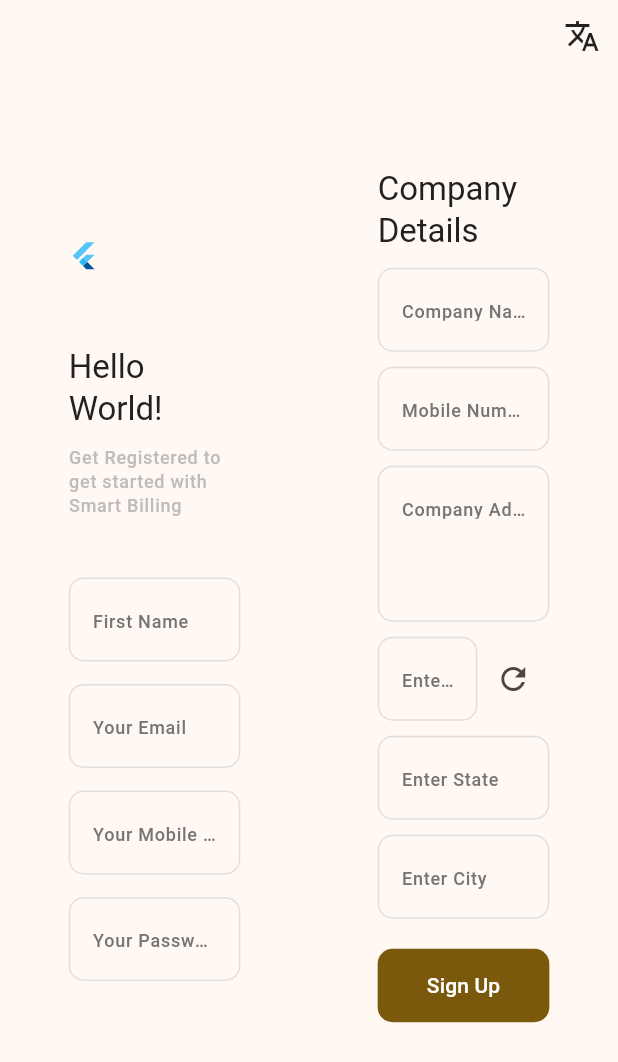
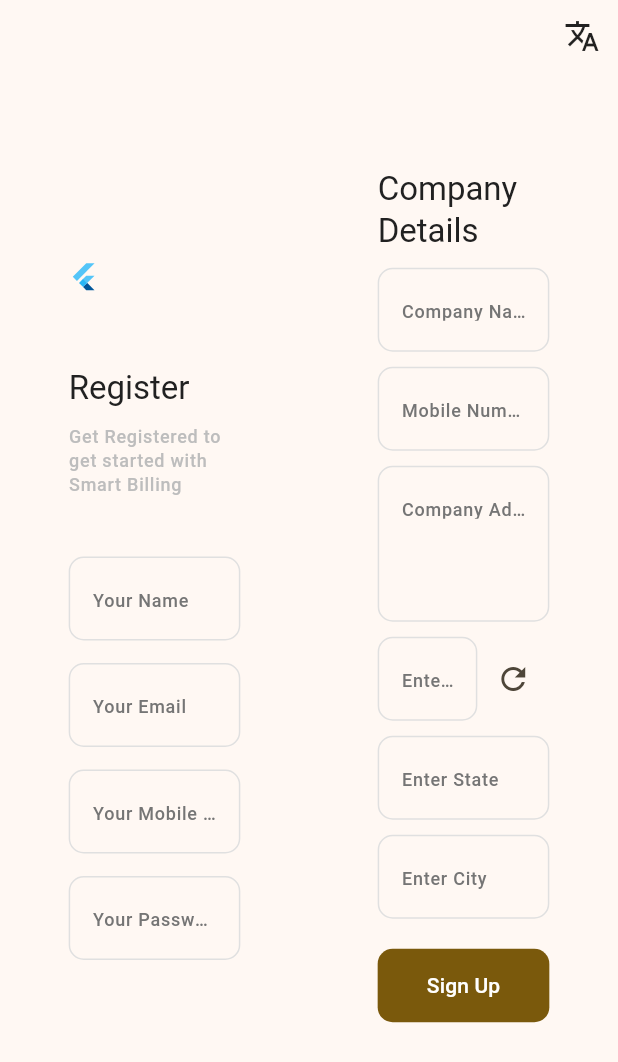
Before and after one commit to AgnelSelvan/smart_billing, a Flutter app: the screen it shows after launch, on a phone screen of 412 x 824 dp. Shown: the top 1062 px of the screen. Run offline on Flutter 3.47's test engine with Material 3 defaults, Android fonts, the phone set to English and light mode, and no system bars; drawn by our look-alikes of flutter_form_builder; our stand-ins replace bloc, dartz, equatable, flutter_bloc, freezed_annotation, get_it and 2 more; missing offline and left inert: crypt, hive_ui; accounts and stored records are empty; generated files the repository leaves out were written again.

Commit message:
#4 Added Localize for Register screen

```diff
--- a/lib/core/widgets/textfield/email.dart
+++ /dev/null
@@ -1,19 +0,0 @@
-import 'package:smart_billing/core/widgets/textfield/textfield.dart';
-
-class AppEmailTextField extends AppFormTextField {
-  @override
-  final String? labelText = 'Your Email';
-
-  @override
-  final String? hintText = 'example@gmail.com';
-
-  const AppEmailTextField({
-    super.key,
-    super.focusNode,
-    super.maxLines,
-    super.obsecureText,
-    super.onEditingComplete,
-    super.validator,
-    super.name = 'email',
-  });
-}
--- a/lib/core/widgets/textfield/first_name.dart
+++ /dev/null
@@ -1,20 +0,0 @@
-import 'package:smart_billing/core/validator/validator.dart';
-import 'package:smart_billing/core/widgets/textfield/textfield.dart';
-
-class AppFirstNameTextField extends AppFormTextField {
-  @override
-  final String? labelText = 'First Name';
-
-  @override
-  final String? hintText = 'e.g. John';
-
-  const AppFirstNameTextField({
-    super.key,
-    super.focusNode,
-    super.maxLines,
-    super.obsecureText,
-    super.onEditingComplete,
-    super.validator = AppValidators.nameValidate,
-    required String? name,
-  }) : super(name: name ?? 'firstName');
-}
--- a/lib/core/widgets/textfield/mobile.dart
+++ /dev/null
@@ -1,19 +0,0 @@
-import 'package:smart_billing/core/widgets/textfield/textfield.dart';
-
-class AppMobileNoTextField extends AppFormTextField {
-  @override
-  final String? labelText = 'Your Mobile No.';
-
-  @override
-  final String? hintText = '9234586749';
-
-  const AppMobileNoTextField({
-    super.key,
-    super.focusNode,
-    super.maxLines,
-    super.obsecureText,
-    super.onEditingComplete,
-    super.validator,
-    super.name = 'mobileNo',
-  });
-}
--- a/lib/features/pincode/presentation/pincode.dart
+++ b/lib/features/pincode/presentation/pincode.dart
@@ -1,6 +1,7 @@
 import 'package:flutter/material.dart';
 import 'package:flutter_form_builder/flutter_form_builder.dart';
 import 'package:provider/provider.dart';
+import 'package:smart_billing/core/extension/context.dart';
 import 'package:smart_billing/core/validator/validator.dart';
 import 'package:smart_billing/core/widgets/textfield/textfield.dart';
 import 'package:smart_billing/features/pincode/presentation/provider/pincode.dart';
@@ -19,9 +20,9 @@ class StateCityPincode extends StatelessWidget {
             children: [
               Row(
                 children: [
-                  const Expanded(
+                  Expanded(
                     child: AppFormTextField(
-                      labelText: 'Enter Pincode',
+                      labelText: context.loc.enterPincode,
                       validator: AppValidators.pincodeValidate,
                       name: 'pincode',
                     ),
@@ -43,16 +44,16 @@ class StateCityPincode extends StatelessWidget {
               const SizedBox(
                 height: 10,
               ),
-              const AppFormTextField(
-                labelText: 'Enter State',
+              AppFormTextField(
+                labelText: context.loc.enterState,
                 validator: AppValidators.stateValidate,
                 name: 'state',
               ),
               const SizedBox(
                 height: 10,
               ),
-              const AppFormTextField(
-                labelText: 'Enter City',
+              AppFormTextField(
+                labelText: context.loc.enterCity,
                 validator: AppValidators.cityValidate,
                 name: 'city',
               ),
--- a/lib/features/register/presentation/pages/register_page.dart
+++ b/lib/features/register/presentation/pages/register_page.dart
@@ -9,9 +9,6 @@ import 'package:smart_billing/core/utils/encrypt/encrypt_decrypt.dart';
 import 'package:smart_billing/core/utils/environments/environments.dart';
 import 'package:smart_billing/core/utils/toast/toast.dart';
 import 'package:smart_billing/core/validator/validator.dart';
-import 'package:smart_billing/core/widgets/textfield/email.dart';
-import 'package:smart_billing/core/widgets/textfield/first_name.dart';
-import 'package:smart_billing/core/widgets/textfield/mobile.dart';
 import 'package:smart_billing/core/widgets/textfield/textfield.dart';
 import 'package:smart_billing/features/company/data/models/company_model.dart';
 import 'package:smart_billing/features/company/domain/usecase/add_company_usecase.dart';
@@ -80,7 +77,7 @@ class RegisterPage extends AppBlocStatelessWidget<RegisterBloc, RegisterState> {
                             height: 50,
                           ),
                           Text(
-                            context.loc.helloWorld,
+                            context.loc.register,
                             style: Theme.of(context)
                                 .textTheme
                                 .titleLarge
@@ -92,7 +89,7 @@ class RegisterPage extends AppBlocStatelessWidget<RegisterBloc, RegisterState> {
                             height: 10,
                           ),
                           Text(
-                            'Get Registered to get started with Smart Billing',
+                            context.loc.registerSubtitle,
                             style: Theme.of(context)
                                 .textTheme
                                 .labelMedium
@@ -103,30 +100,37 @@ class RegisterPage extends AppBlocStatelessWidget<RegisterBloc, RegisterState> {
                           const SizedBox(
                             height: 40,
                           ),
-                          const Column(
+                          Column(
                             children: [
-                              AppFirstNameTextField(
+                              AppFormTextField(
                                 name: 'name',
+                                labelText: context.loc.yourName,
+                                validator: AppValidators.nameValidate,
+                                hintText: 'eg. John Doe',
                               ),
-                              SizedBox(
-                                height: 15,
-                              ),
-                              AppEmailTextField(
-                                validator: AppValidators.emailValidate,
-                              ),
-                              SizedBox(
-                                height: 15,
-                              ),
-                              RepaintBoundary(
-                                child: AppMobileNoTextField(
-                                  validator: AppValidators.mobileNoValidate,
-                                ),
-                              ),
-                              SizedBox(
+                              const SizedBox(
                                 height: 15,
                               ),
                               AppFormTextField(
-                                labelText: 'Your Password',
+                                validator: AppValidators.emailValidate,
+                                name: 'email',
+                                labelText: context.loc.yourEmail,
+                                hintText: 'eg. john.doe@gmail.com',
+                              ),
+                              const SizedBox(
+                                height: 15,
+                              ),
+                              AppFormTextField(
+                                validator: AppValidators.mobileNoValidate,
+                                labelText: context.loc.yourMobileNo,
+                                hintText: 'eg. 9234586749',
+                                name: 'mobileNo',
+                              ),
+                              const SizedBox(
+                                height: 15,
+                              ),
+                              AppFormTextField(
+                                labelText: context.loc.yourPassword,
                                 obsecureText: true,
                                 validator: AppValidators.fieldRequired,
                                 name: 'password',
@@ -158,7 +162,7 @@ class RegisterPage extends AppBlocStatelessWidget<RegisterBloc, RegisterState> {
                             crossAxisAlignment: CrossAxisAlignment.start,
                             children: [
                               Text(
-                                'Company Details',
+                                context.loc.companyDetails,
                                 style: Theme.of(context)
                                     .textTheme
                                     .titleLarge
@@ -169,24 +173,24 @@ class RegisterPage extends AppBlocStatelessWidget<RegisterBloc, RegisterState> {
                               const SizedBox(
                                 height: 10,
                               ),
-                              const AppFormTextField(
-                                labelText: 'Company Name',
+                              AppFormTextField(
+                                labelText: context.loc.companyName,
                                 validator: AppValidators.companyNameValidate,
                                 name: 'companyName',
                               ),
                               const SizedBox(
                                 height: 10,
                               ),
-                              const AppFormTextField(
-                                labelText: 'Mobile Number',
+                              AppFormTextField(
+                                labelText: context.loc.mobileNo,
                                 validator: AppValidators.mobileNoValidate,
                                 name: 'companyMobileNo',
                               ),
                               const SizedBox(
                                 height: 10,
                               ),
-                              const AppFormTextField(
-                                labelText: 'Company Address',
+                              AppFormTextField(
+                                labelText: context.loc.companyAddress,
                                 maxLines: 3,
                                 validator: AppValidators.addressValidate,
                                 name: 'companyAddress',
@@ -264,7 +268,7 @@ class RegisterPage extends AppBlocStatelessWidget<RegisterBloc, RegisterState> {
                                     );
                                   }
                                 },
-                                child: const Text('Sign Up'),
+                                child: Text(context.loc.signUp),
                               ),
                               const SizedBox(
                                 height: 30,
--- a/lib/l10n/app_en.arb
+++ b/lib/l10n/app_en.arb
@@ -2,5 +2,19 @@
   "helloWorld": "Hello World!",
   "@helloWorld": {
     "description": "The conventional newborn programmer greeting"
-  }
+  },
+  "register": "Register",
+  "registerSubtitle": "Get Registered to get started with Smart Billing",
+  "yourName": "Your Name",
+  "yourEmail": "Your Email",
+  "yourMobileNo": "Your Mobile Number",
+  "yourPassword": "Your Password",
+  "companyDetails": "Company Details",
+  "companyName": "Company Name",
+  "mobileNo": "Mobile Number",
+  "companyAddress": "Company Address",
+  "signUp": "Sign Up",
+  "enterPincode": "Enter Pincode",
+  "enterState": "Enter State",
+  "enterCity": "Enter City"
 }
```
Also changed, not shown: lib/core/widgets/textfield/last_name.dart (deleted, +0 -20 lines), lib/l10n/app_hi.arb (+15 -1 lines), lib/l10n/app_ta.arb (+15 -1 lines).
